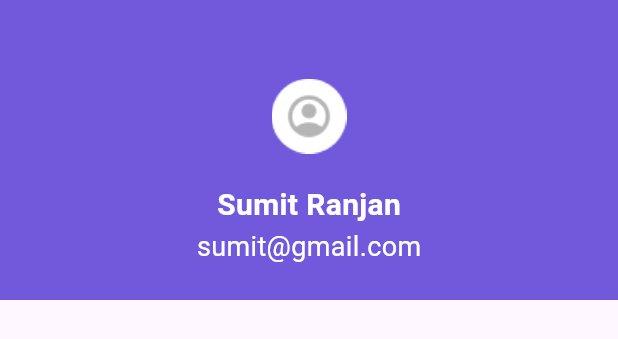
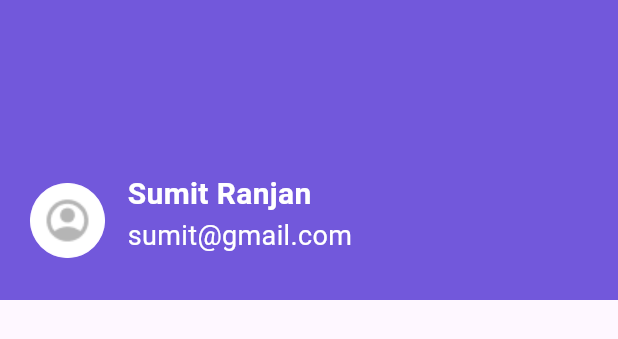
Before and after one commit to bestrate-espl/bestrateapp, a Flutter app: the MyHeaderDrawer widget shown alone on an empty page, opened directly, on a phone screen of 412 x 824 dp. Shown: the top 339 px of the screen. Run offline on Flutter 3.47's test engine with Material 3 defaults, Android fonts, the light colour scheme and no system bars; our stand-ins replace get, pin_code_fields, shared_preferences, smooth_page_indicator, webview_flutter; accounts and stored records are empty.

Commit message:
Work Update :- 02-01-2024 - Working on Navigation Side Bar

```diff
--- a/lib/drawer/my_header_drawer.dart
+++ b/lib/drawer/my_header_drawer.dart
@@ -14,22 +14,38 @@ class _MyHeaderDrawerState extends State<MyHeaderDrawer> {
       color: BestRateColorConstant.appPrimaryColor,
       width: double.infinity,
       height: 200,
-      padding: EdgeInsets.only(top: 20.0),
-      child: Column(
-        mainAxisAlignment: MainAxisAlignment.center,
+      padding: EdgeInsets.all(20.0),
+      child: Row(
+        crossAxisAlignment: CrossAxisAlignment.end,
         children: [
-          Container(
-            margin: EdgeInsets.only(bottom: 10),
-            height: 70,
-            decoration: BoxDecoration(
-              shape: BoxShape.circle,
-              image: DecorationImage(
-                image: AssetImage('assets/images/user_icon.png')
-              )
+          Padding(
+            padding: const EdgeInsets.only(bottom: 8.0),
+            child: SizedBox(
+              height: 50,
+              width: 50,
+              child: CircleAvatar(
+                backgroundImage: AssetImage('assets/images/user_icon.png')
+
+              ),
             ),
           ),
-          Text("Sumit Ranjan", style: TextStyle(fontWeight: FontWeight.bold, fontSize: 20, color: Colors.white),),
-          Text("sumit@gmail.com", style: TextStyle(fontWeight: FontWeight.normal, fontSize: 18, color: Colors.white),),
+          SizedBox(
+            width: 15,
+          ),
+          Expanded(
+            child: Padding(
+              padding: const EdgeInsets.only(bottom: 10),
+              child: Column(
+                mainAxisAlignment: MainAxisAlignment.end,
+                crossAxisAlignment: CrossAxisAlignment.start,
+                children: [
+                  Text("Sumit Ranjan", style: TextStyle(fontWeight: FontWeight.bold, fontSize: 20, color: Colors.white),),
+                  Text("sumit@gmail.com", style: TextStyle(fontWeight: FontWeight.normal, fontSize: 18, color: Colors.white),),
+                ],
+              ),
+            ),
+          ),
+
         ],
       ),
     );
```
Also changed, not shown: lib/screens/dashboard_screen.dart (+65 -11 lines), assets/images/menu.png (added).
